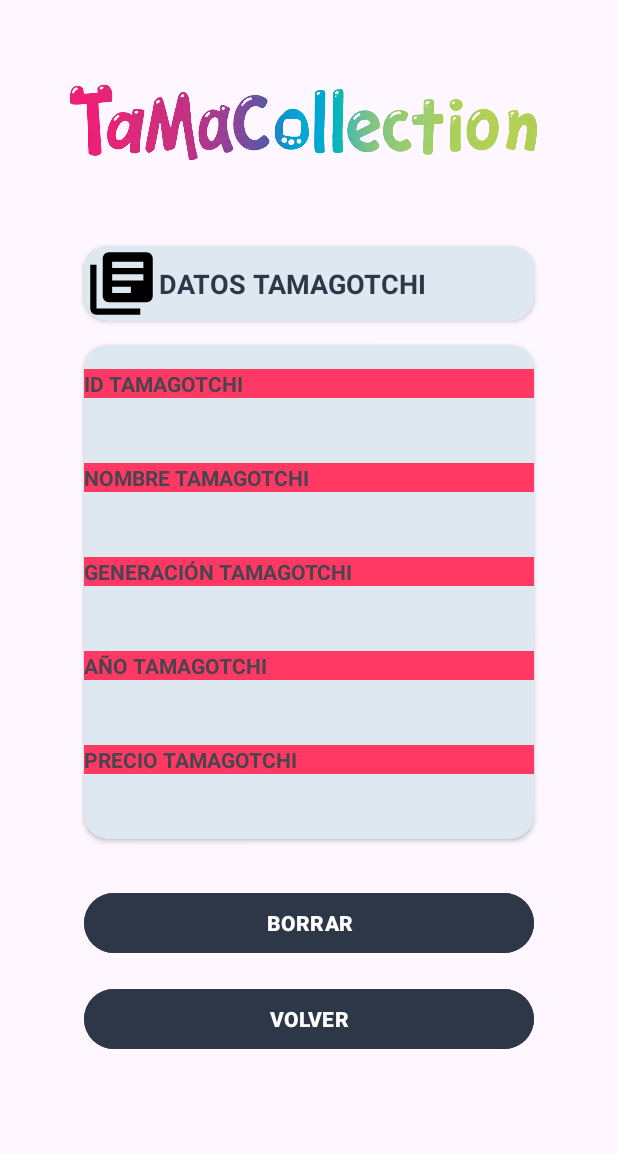
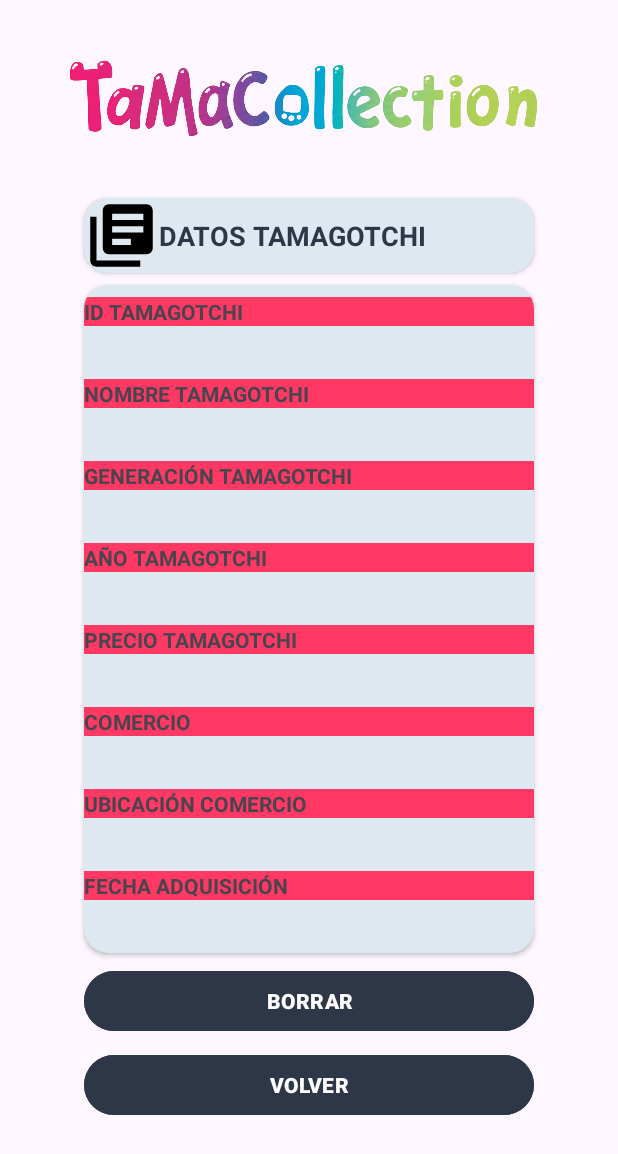
Before and after one commit to danielchmlg/tamaCollection, an Android app: the FindAuxTamaActivity screen opened directly, with no data from a screen before it, on a phone screen of 412 x 824 dp. Shown: the top 1154 px of the screen. Run offline under Robolectric (Android 15) with nearby library versions, the light colour scheme and no system bars; 7 statements that could not run were skipped.

Commit message:
Modificado layouts de búsqueda, añadida función readTamaDetails y añadida la lógica para la búsqueda y borrado de los tamagotchis

```diff
--- a/app/src/main/java/com/danielcuevasdeharo/tamacollection/findtama/FindAuxTamaActivity.kt
+++ b/app/src/main/java/com/danielcuevasdeharo/tamacollection/findtama/FindAuxTamaActivity.kt
@@ -13,6 +13,7 @@
 import com.danielcuevasdeharo.tamacollection.MenuActivity
 import com.danielcuevasdeharo.tamacollection.R
 import com.danielcuevasdeharo.tamacollection.sqlitedb.TamaSQLite
+import org.w3c.dom.Text
 
 class FindAuxTamaActivity : AppCompatActivity() {
     private lateinit var btnDelete: Button
@@ -28,22 +29,30 @@
         val genFind = findViewById<TextView>(R.id.tvGenTama)
         val yearFind = findViewById<TextView>(R.id.tvYearTama)
         val priceFind = findViewById<TextView>(R.id.tvPriceTama)
+        val comNomFind = findViewById<TextView>(R.id.tvComName)
+        val comUbiFind = findViewById<TextView>(R.id.tvComUbi)
+        val adqDateFind = findViewById<TextView>(R.id.tvAdqDate)
         explorer = TamaSQLite(this)
 
         idFind.text = id
         nameFind.text = explorer.read(id.toString().toLong()).name
         genFind.text = explorer.read(id.toString().toLong()).generation
         yearFind.text = explorer.read(id.toString().toLong()).year.toString()
+        priceFind.text= explorer.readTamaDetails(id.toString().toInt())!!.price.toString()
+        comNomFind.text =explorer.readTamaDetails(id.toString().toInt())!!.comName
+        comUbiFind.text= explorer.readTamaDetails(id.toString().toInt())!!.ubication
+        adqDateFind.text=explorer.readTamaDetails(id.toString().toInt())!!.date
+
         //priceFind.text = explorer.read(id.toString().toLong()).price.toString() estara en adquisicion
 
         btnDelete = findViewById(R.id.btnDelete)
         btnBackData = findViewById(R.id.btnBackData)
 
         btnDelete.setOnClickListener {
-
+            //Usamos delete la tabla tama, al usar ON DELETE CASCADE el resto de tablas se borraran.
             explorer.delete(id.toString().toLong())
             Toast.makeText(this, "Se ha borrado el id $id", Toast.LENGTH_SHORT).show()
-            navigateToMain()
+            finish()
         }
         btnBackData.setOnClickListener(object : View.OnClickListener {
             override fun onClick(v: View) {
@@ -54,8 +63,4 @@
         })
     }
 
-    private fun navigateToMain() {
-        val intent = Intent(this, MenuActivity::class.java)
-        startActivity(intent)
-    }
 }
--- a/app/src/main/res/layout/activity_add_tama.xml
+++ b/app/src/main/res/layout/activity_add_tama.xml
@@ -12,7 +12,7 @@
         android:id="@+id/imgAdd"
         android:layout_width="350dp"
         android:layout_height="100dp"
-        android:layout_marginTop="32dp"
+        android:layout_marginTop="16dp"
         android:src="@drawable/logotamacollection"
         app:layout_constraintEnd_toEndOf="parent"
         app:layout_constraintStart_toStartOf="parent"
--- a/app/src/main/res/layout/activity_auth.xml
+++ b/app/src/main/res/layout/activity_auth.xml
@@ -13,7 +13,7 @@
         android:id="@+id/ivLogin"
         android:layout_width="350dp"
         android:layout_height="100dp"
-        android:layout_marginTop="32dp"
+        android:layout_marginTop="16dp"
         android:contentDescription="@string/tama_cd_ivlogin"
         android:src="@drawable/logotamacollection"
         app:layout_constraintEnd_toEndOf="parent"
@@ -26,7 +26,7 @@
         android:id="@+id/cvEmail"
         android:layout_width="300dp"
         android:layout_height="50dp"
-        android:layout_marginTop="96dp"
+        android:layout_marginTop="90dp"
         app:cardBackgroundColor="@color/tama_cv_backgroud"
         app:cardCornerRadius="16dp"
         app:layout_constraintEnd_toEndOf="parent"
--- a/app/src/main/res/layout/activity_find_aux_tama.xml
+++ b/app/src/main/res/layout/activity_find_aux_tama.xml
@@ -10,7 +10,7 @@
         android:id="@+id/imgData"
         android:layout_width="350dp"
         android:layout_height="100dp"
-        android:layout_marginTop="32dp"
+        android:layout_marginTop="16dp"
         android:src="@drawable/logotamacollection"
         app:layout_constraintEnd_toEndOf="parent"
         app:layout_constraintStart_toStartOf="parent"
@@ -20,7 +20,7 @@
         android:id="@+id/cvDataTama"
         android:layout_width="300dp"
         android:layout_height="wrap_content"
-        android:layout_marginTop="32dp"
+        android:layout_marginTop="16dp"
         app:cardBackgroundColor="@color/tama_cv_backgroud"
         app:cardCornerRadius="16dp"
         app:layout_constraintEnd_toEndOf="parent"
@@ -56,7 +56,7 @@
         android:id="@+id/cvData"
         android:layout_width="300dp"
         android:layout_height="wrap_content"
-        android:layout_marginTop="16dp"
+        android:layout_marginTop="8dp"
         app:cardBackgroundColor="@color/tama_cv_backgroud"
         app:cardCornerRadius="16dp"
         app:layout_constraintEnd_toEndOf="parent"
@@ -74,7 +74,7 @@
                 android:text="@string/tama_id"
                 android:textStyle="bold"
                 android:textAllCaps="true"
-                android:layout_marginTop="16dp"
+                android:layout_marginTop="8dp"
                 android:background="@color/tama_special"/>
             <TextView
                 android:id="@+id/tvIdTama"
@@ -83,7 +83,7 @@
                 android:layout_marginTop="8dp"
                 android:singleLine="true"
                 android:textStyle="bold"
-                android:layout_marginBottom="16dp"/>
+                android:layout_marginBottom="8dp"/>
             <TextView
                 android:layout_width="300dp"
                 android:layout_height="wrap_content"
@@ -98,7 +98,7 @@
                 android:layout_height="wrap_content"
                 android:singleLine="true"
                 android:textStyle="bold"
-                android:layout_marginBottom="16dp"
+                android:layout_marginBottom="8dp"
                 android:layout_marginTop="8dp"
                 />
             <TextView
@@ -115,7 +115,7 @@
                 android:layout_height="wrap_content"
                 android:singleLine="true"
                 android:textStyle="bold"
-                android:layout_marginBottom="16dp"
+                android:layout_marginBottom="8dp"
                 android:layout_marginTop="8dp"/>
             <TextView
                 android:layout_width="300dp"
@@ -131,7 +131,7 @@
                 android:layout_height="wrap_content"
                 android:singleLine="true"
                 android:textStyle="bold"
-                android:layout_marginBottom="16dp"
+                android:layout_marginBottom="8dp"
                 android:layout_marginTop="8dp"/>
             <TextView
                 android:layout_width="300dp"
@@ -142,12 +142,63 @@
                 android:background="@color/tama_special"/>
 
             <TextView
+                android:id="@+id/tvComName"
+                android:layout_width="300dp"
+                android:layout_height="wrap_content"
+                android:singleLine="true"
+                android:textStyle="bold"
+                android:layout_marginBottom="8dp"
+                android:layout_marginTop="8dp"
+                />
+            <TextView
+                android:layout_width="300dp"
+                android:layout_height="wrap_content"
+                android:text="@string/com_name"
+                android:textStyle="bold"
+                android:textAllCaps="true"
+                android:background="@color/tama_special"/>
+
+            <TextView
+                android:id="@+id/tvComUbi"
+                android:layout_width="300dp"
+                android:layout_height="wrap_content"
+                android:singleLine="true"
+                android:textStyle="bold"
+                android:layout_marginBottom="8dp"
+                android:layout_marginTop="8dp"
+                />
+            <TextView
+                android:layout_width="300dp"
+                android:layout_height="wrap_content"
+                android:text="@string/com_ubi"
+                android:textStyle="bold"
+                android:textAllCaps="true"
+                android:background="@color/tama_special"/>
+
+            <TextView
+                android:id="@+id/tvAdqDate"
+                android:layout_width="300dp"
+                android:layout_height="wrap_content"
+                android:singleLine="true"
+                android:textStyle="bold"
+                android:layout_marginBottom="8dp"
+                android:layout_marginTop="8dp"
+                />
+            <TextView
+                android:layout_width="300dp"
+                android:layout_height="wrap_content"
+                android:text="@string/adq_date"
+                android:textStyle="bold"
+                android:textAllCaps="true"
+                android:background="@color/tama_special"/>
+
+            <TextView
                 android:id="@+id/tvPriceTama"
                 android:layout_width="300dp"
                 android:layout_height="wrap_content"
                 android:singleLine="true"
                 android:textStyle="bold"
-                android:layout_marginBottom="16dp"
+                android:layout_marginBottom="8dp"
                 android:layout_marginTop="8dp"
                 />
 
@@ -159,7 +210,7 @@
         android:id="@+id/btnDelete"
         android:layout_width="300dp"
         android:layout_height="wrap_content"
-        android:layout_marginTop="32dp"
+        android:layout_marginTop="8dp"
         android:backgroundTint="@color/tama_btn_background"
         android:text="@string/tama_delete"
         android:textAllCaps="true"
@@ -172,7 +223,7 @@
         android:id="@+id/btnBackData"
         android:layout_width="300dp"
         android:layout_height="wrap_content"
-        android:layout_marginTop="16dp"
+        android:layout_marginTop="8dp"
         android:backgroundTint="@color/tama_btn_background"
         android:text="@string/tama_back"
         android:textAllCaps="true"
--- a/app/src/main/res/layout/activity_find_tama.xml
+++ b/app/src/main/res/layout/activity_find_tama.xml
@@ -13,7 +13,7 @@
         android:id="@+id/imgFind"
         android:layout_width="350dp"
         android:layout_height="100dp"
-        android:layout_marginTop="32dp"
+        android:layout_marginTop="16dp"
         android:src="@drawable/logotamacollection"
         app:layout_constraintEnd_toEndOf="parent"
         app:layout_constraintStart_toStartOf="parent"
```
Also changed, not shown: app/src/main/java/com/danielcuevasdeharo/tamacollection/sqlitedb/TamaSQLite.kt (+32 -2 lines).
